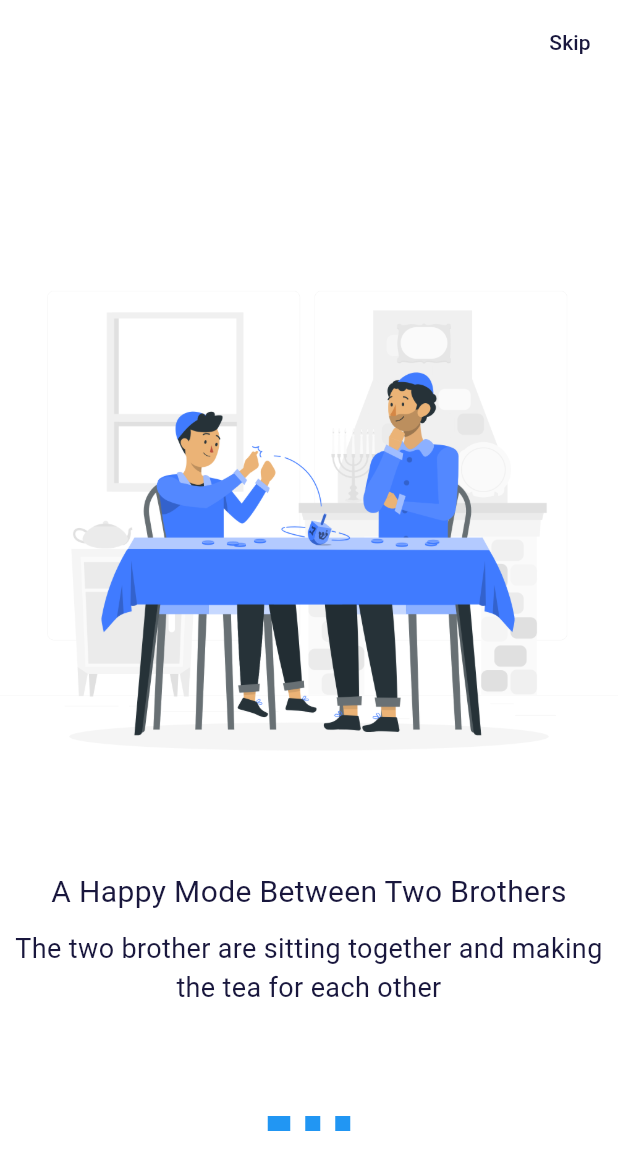
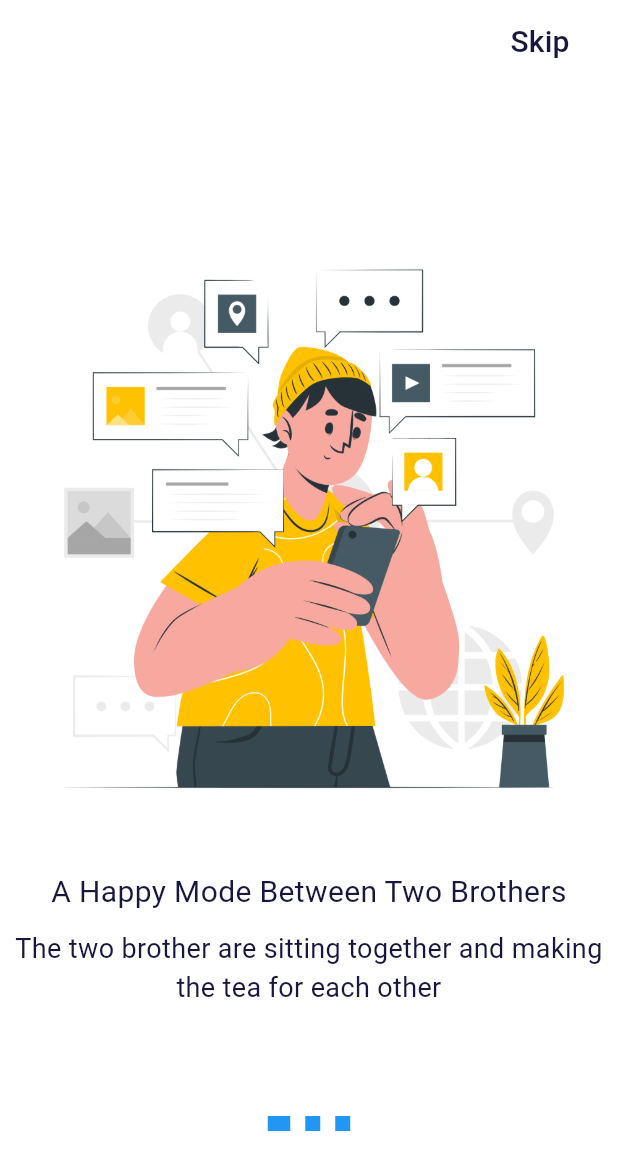
Before and after one commit to Arslan4546/Flutter-OnBoarding-Screen, a Flutter app: the screen it shows after launch, on a phone screen of 412 x 824 dp. Shown: the top 1170 px of the screen. Run offline on Flutter 3.47's test engine with Material 3 defaults, Android fonts, the phone set to English and light mode, and no system bars.

Commit message:
update project

```diff
--- a/lib/onboarding_view.dart
+++ b/lib/onboarding_view.dart
@@ -12,17 +12,17 @@ class OnBoardingView extends StatefulWidget {
 class _OnBoardingViewState extends State<OnBoardingView> {
   List<Map<String, String>> onBoardingItem = [
     {
-      "image": "assets/images/img1.png",
+      "image": "assets/images/image3.png",
       "title": "A Happy Mode Between Two Brothers",
       "description": "The two brother are sitting together and making the tea for each other",
     },
     {
-      "image": "assets/images/img2.png",
+      "image": "assets/images/image2.png",
       "title": "A Family With A Happy Mode",
       "description": "The parents are in a happy mode with their child",
     },
     {
-      "image": "assets/images/img3.png",
+      "image": "assets/images/image1.png",
       "title": "Cycling With Baby",
       "description": "The parents are very happy with their child and take the cycle game",
     },
@@ -53,12 +53,16 @@ class _OnBoardingViewState extends State<OnBoardingView> {
         backgroundColor: Colors.transparent,
         elevation: 0,
         actions: [
-          TextButton(
-            onPressed: continueMethod,
-            child: Text(
-              "Skip",
-              style: TextStyle(
-                color: otherColor,
+          Padding(
+            padding: const EdgeInsets.only(right:20),
+            child: TextButton(
+              onPressed: continueMethod,
+              child: Text(
+                "Skip",
+                style: TextStyle(
+                  color: otherColor,
+                  fontSize: 20,
+                ),
               ),
             ),
           )
@@ -101,6 +105,7 @@ class _OnBoardingViewState extends State<OnBoardingView> {
               children: [
                 currentPage == (onBoardingItem.length - 1)
                     ? ElevatedButton(
+
                   onPressed: continueMethod,
                   child: const Text("Continue"),
                 )
@@ -112,6 +117,7 @@ class _OnBoardingViewState extends State<OnBoardingView> {
                       return AnimatedContainer(
                         duration: const Duration(milliseconds: 200),
                         height: 10,
+
                         width: index == currentPage ? 15 : 10,
                         margin: const EdgeInsets.symmetric(horizontal: 5),
                         decoration: BoxDecoration(
```
Also changed, not shown: assets/images/image1.png (added), assets/images/image2.png (added), assets/images/image3.png (added), assets/images/img1.png (deleted), assets/images/img2.png (deleted), assets/images/img3.png (deleted), lib/generated/assets.dart (added), pubspec.lock.
